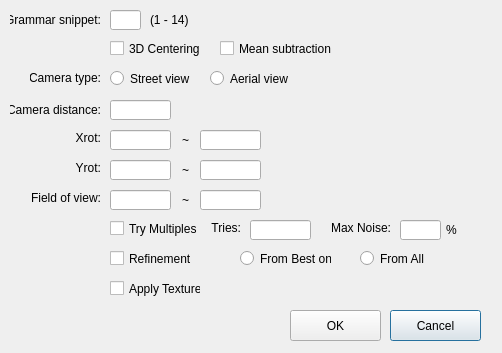
This is BuildingMassEstimationCNN/ParameterEstimationDialog.ui in gnishida/BuildingMassEstimationCNN as Qt 5 draws it before an edit. The edited form follows.
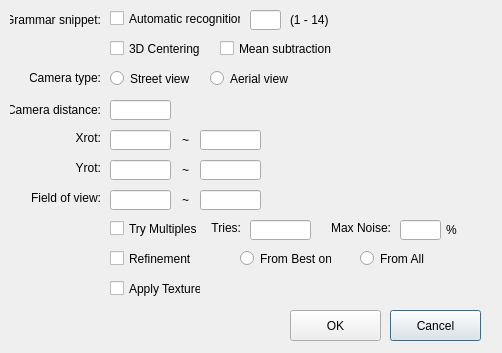
This is the edited form.

Commit message: Add recognition CNN

Patch:
```diff
--- a/BuildingMassEstimationCNN/ParameterEstimationDialog.ui
+++ b/BuildingMassEstimationCNN/ParameterEstimationDialog.ui
@@ -308,7 +308,7 @@
   <widget class="QLineEdit" name="lineEditGrammarSnippet">
    <property name="geometry">
     <rect>
-     <x>110</x>
+     <x>250</x>
      <y>10</y>
      <width>31</width>
      <height>20</height>
@@ -318,7 +318,7 @@
   <widget class="QLabel" name="label_16">
    <property name="geometry">
     <rect>
-     <x>150</x>
+     <x>290</x>
      <y>10</y>
      <width>41</width>
      <height>20</height>
@@ -464,6 +464,19 @@
     <set>Qt::AlignLeading|Qt::AlignLeft|Qt::AlignVCenter</set>
    </property>
   </widget>
+  <widget class="QCheckBox" name="checkBoxAutomaticRecognition">
+   <property name="geometry">
+    <rect>
+     <x>110</x>
+     <y>10</y>
+     <width>131</width>
+     <height>17</height>
+    </rect>
+   </property>
+   <property name="text">
+    <string>Automatic recognition</string>
+   </property>
+  </widget>
  </widget>
  <layoutdefault spacing="6" margin="11"/>
  <tabstops>
```
Left out of the diff: 10 changed lines with no effect on the pictures. The commit also changes 8 other files.
